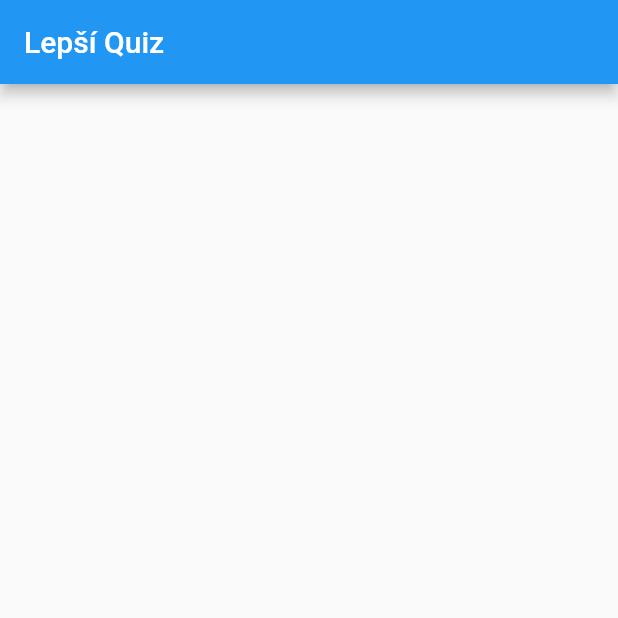
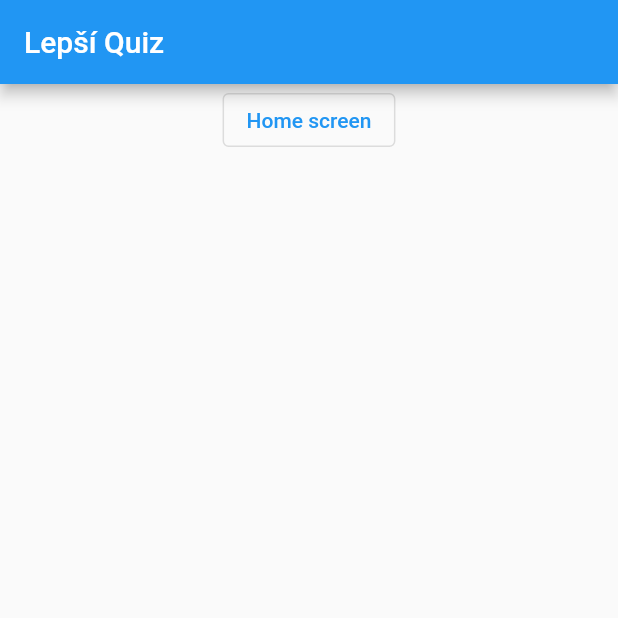
Before and after one commit to Karlos1235/Skolappka, a Flutter app: the screen it shows after launch, on a phone screen of 412 x 824 dp, the top half of it. Run offline on Flutter 3.47's test engine with Material 2 defaults, Android fonts, the phone set to English and light mode, and no system bars; our stand-ins replace stacked.

Commit message:
aded home screen

```diff
--- a/lib/core/view_models/debug_screen.dart
+++ b/lib/core/view_models/debug_screen.dart
@@ -2,4 +2,7 @@ import 'package:flutter/material.dart';
 
 class DebugScreenViewModel extends ChangeNotifier {
   void init() {}
+  void goToHomeScreen(BuildContext context) {
+    Navigator.pushNamed(context, '/home');
+  }
 }
--- /dev/null
+++ b/lib/core/view_models/home_screen.dart
@@ -0,0 +1,5 @@
+import 'package:flutter/material.dart';
+
+class HomeScreenViewModel extends ChangeNotifier {
+  void init() {}
+}
--- a/lib/main.dart
+++ b/lib/main.dart
@@ -1,5 +1,6 @@
 import 'package:flutter/material.dart';
 import 'package:skolappka/ui/screens/debug_screen.dart';
+import 'package:skolappka/ui/screens/home_screen.dart';
 
 void main() {
   runApp(const MyApp());
@@ -15,6 +16,7 @@ class MyApp extends StatelessWidget {
       initialRoute: '/',
       routes: {
         '/debug': (context) => const DebugScreen(),
+        '/home': (context) => const HomeScreen(),
       },
       theme: ThemeData(
         primarySwatch: Colors.blue,
--- a/lib/ui/screens/debug_screen.dart
+++ b/lib/ui/screens/debug_screen.dart
@@ -14,7 +14,17 @@ class DebugScreen extends StatelessWidget {
           appBar: AppBar(
             title: const Text('Lepší Quiz'),
           ),
-          body: Container(),
+          body: Column(
+            mainAxisAlignment: MainAxisAlignment.start,
+            children: [
+              Center(
+                child: OutlinedButton(
+                  onPressed: () =>  model.goToHomeScreen(context),
+                  child: const Text('Home screen'),
+                ),
+              ),
+            ],
+          ),
         )
     );
   }
```
Also changed, not shown: lib/ui/screens/home_screen.dart (added, +39 -0 lines), 3 other files.
